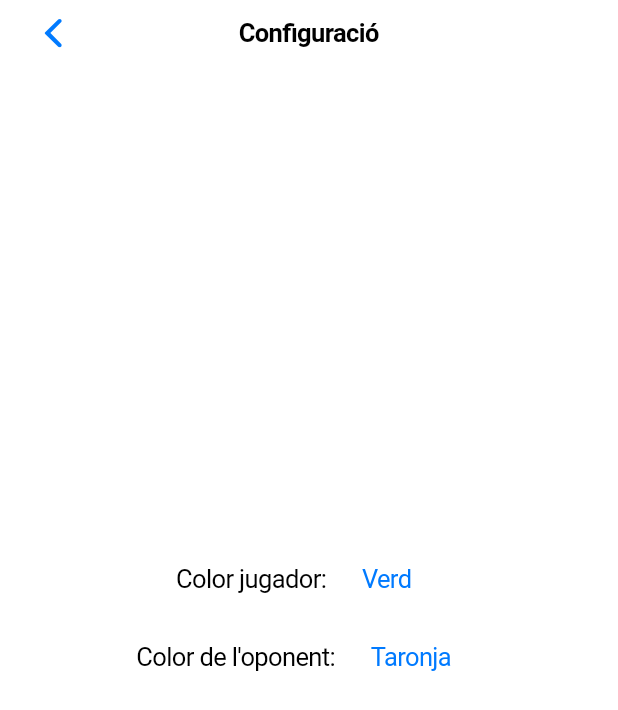
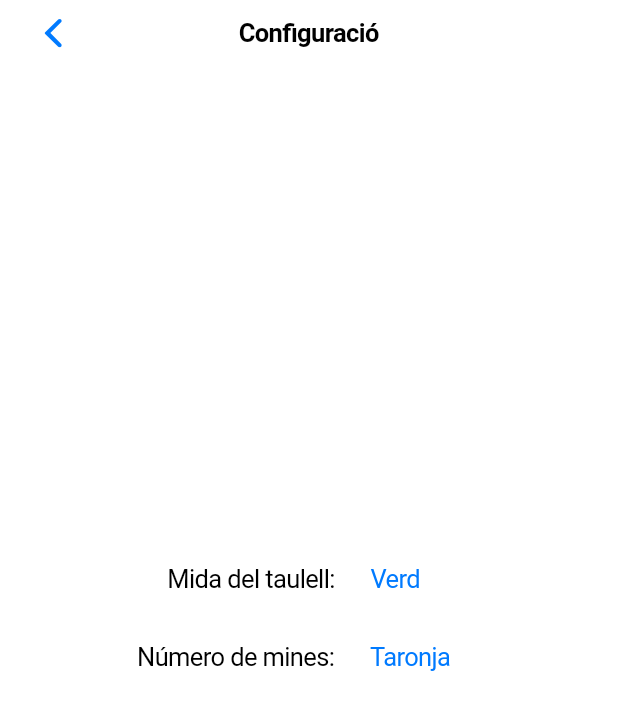
Before and after one commit to PatricioGitHub1/flutter_buscamines, a Flutter app: the LayoutSettings screen opened by its route, on a phone screen of 412 x 824 dp. Shown: the top 710 px of the screen. Run offline on Flutter 3.47's test engine with Material 2 defaults, Android fonts, the phone set to English and light mode, and no system bars; missing offline and left inert: window_manager.

Commit message:
Segundo commit

```diff
--- a/tres_en_ratlla/lib/layout_intro.dart
+++ b/tres_en_ratlla/lib/layout_intro.dart
@@ -16,7 +16,7 @@ class LayoutIntroState extends State<LayoutIntro> {
 
     return CupertinoPageScaffold(
       navigationBar: CupertinoNavigationBar(
-        middle: const Text("Tres en ratlla"),
+        middle: const Text("Buscamines"),
         trailing: CupertinoButton(
           padding: EdgeInsets.zero,
           child: const Icon(CupertinoIcons.gear_alt, size: 25.0),
--- a/tres_en_ratlla/lib/layout_settings.dart
+++ b/tres_en_ratlla/lib/layout_settings.dart
@@ -10,15 +10,15 @@ class LayoutSettings extends StatefulWidget {
 }
 
 class LayoutSettingsState extends State<LayoutSettings> {
-  List<String> playerColors = ["Verd", "Blau", "Gris"];
-  List<String> opponentColors = ["Vermell", "Taronja", "Marró"];
+  List<String> taulell = ["Petit (9x9)", "Gran (15x15)"];
+  List<String> mines = ["5", "10", "20"];
 
   // Mostra el CupertinoPicker en un diàleg.
   void _showPicker(String type) {
-    List<String> options = type == "player" ? playerColors : opponentColors;
+    List<String> options = type == "player" ? taulell : mines;
     String title = type == "player"
-        ? "Selecciona el color del jugador"
-        : "Selecciona el color de l'oponent";
+        ? "Selecciona la mida del taulell"
+        : "Selecciona el número de mines";
 
     // Troba l'índex de la opció actual a la llista d'opcions
     AppData appData = Provider.of<AppData>(context, listen: false);
@@ -94,14 +94,14 @@ class LayoutSettingsState extends State<LayoutSettings> {
           mainAxisAlignment: MainAxisAlignment.center,
           children: <Widget>[
             Row(mainAxisAlignment: MainAxisAlignment.center, children: [
-              const Text("Color jugador: "),
+              const Text("Mida del taulell: "),
               CupertinoButton(
                 onPressed: () => _showPicker("player"),
                 child: Text(appData.colorPlayer),
               )
             ]),
             Row(mainAxisAlignment: MainAxisAlignment.center, children: [
-              const Text("Color de l'oponent: "),
+              const Text("Número de mines: "),
               CupertinoButton(
                 onPressed: () => _showPicker("opponent"),
                 child: Text(appData.colorOpponent),
```
